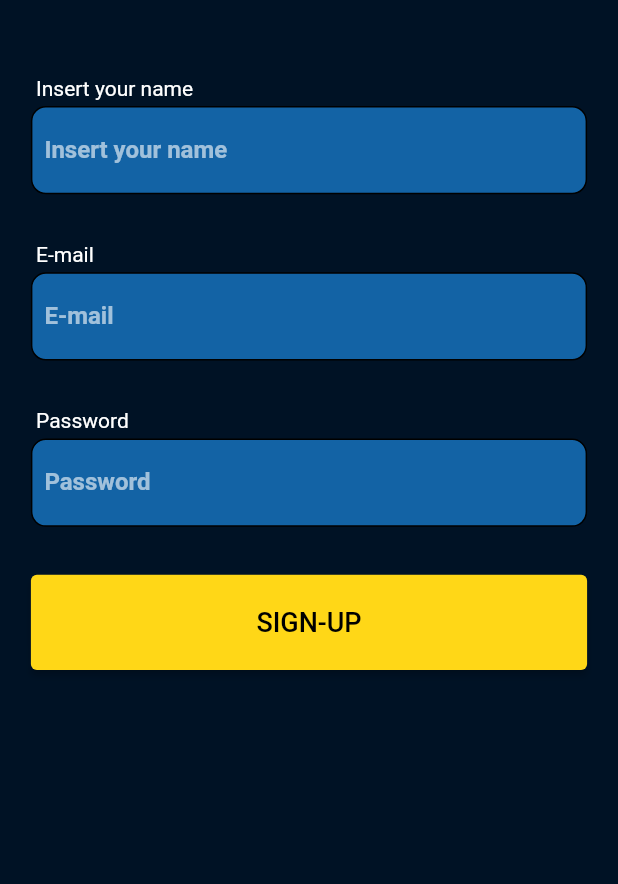
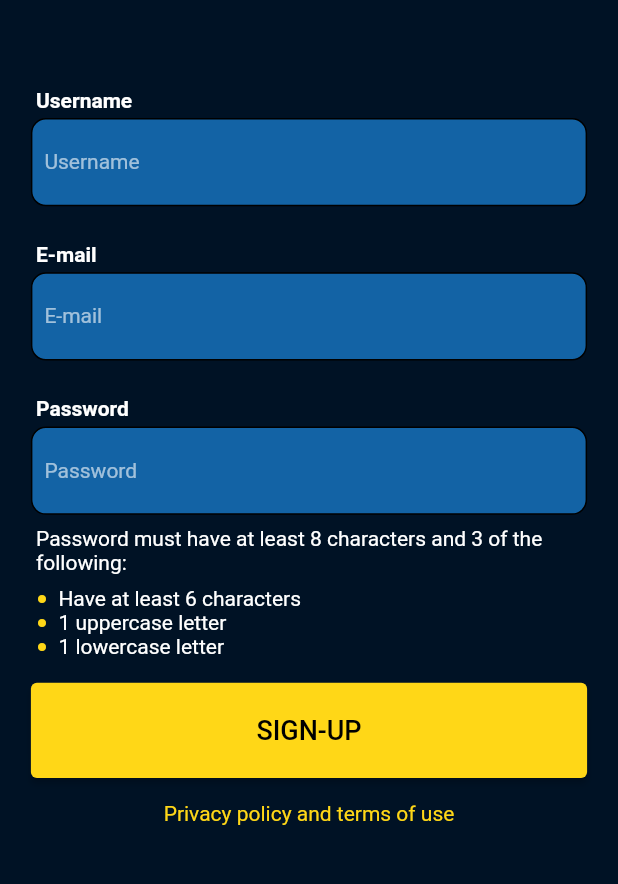
Before and after one commit to Miguelferreira7/Pokedex-Ultra, a Flutter app: the screen it shows after launch, after a tap on "Dont have a account? SIGN-UP!", on a phone screen of 412 x 824 dp, the part 68-952 px from its top. Run offline on Flutter 3.47's test engine with Material 2 defaults, Android fonts, the phone set to English and light mode, and no system bars; drawn by our look-alikes of auto_size_text; our stand-ins replace animated_splash_screen, firebase_auth, firebase_core, flutter_bloc; missing offline and left inert: pokeapi; accounts and stored records are empty.

Commit message:
Sign-up screen validation

```diff
--- a/pokedex_ultra/lib/main.dart
+++ b/pokedex_ultra/lib/main.dart
@@ -1,14 +1,13 @@
 import 'package:firebase_core/firebase_core.dart';
 import 'package:flutter/material.dart';
 import 'package:flutter_bloc/flutter_bloc.dart';
-import 'package:pokedex_ultra/modules/home_page/components/generations_page.dart';
 import 'package:pokedex_ultra/modules/home_page/components/home_page.dart';
 import 'package:pokedex_ultra/modules/login/bloc/login_bloc.dart';
 import 'package:pokedex_ultra/modules/login/components/splash_screen.dart';
 import 'package:pokedex_ultra/utils/themes.dart';
 import 'modules/home_page/bloc/pokemon_bloc.dart';
-import 'modules/login/components/sign-up-screen.dart';
-import 'modules/login/components/sign-in-screen.dart';
+import 'modules/login/components/sign_up_screen.dart';
+import 'modules/login/components/sign_in_screen.dart';
 import 'firebase_options.dart';
 
 void main() async {
--- a/pokedex_ultra/lib/modules/home_page/components/generations_page.dart
+++ b/pokedex_ultra/lib/modules/home_page/components/generations_page.dart
@@ -123,7 +123,7 @@ class GenerationsModal extends StatelessWidget {
   }
 
   Widget _buildCancelButton(BuildContext context) {
-    return new Container(
+    return Container(
       height: 32,
       width: MediaQuery.of(context).size.width * 0.9,
       margin: const EdgeInsets.only(top: 8, bottom: 8),
--- a/pokedex_ultra/lib/modules/home_page/components/home_page.dart
+++ b/pokedex_ultra/lib/modules/home_page/components/home_page.dart
@@ -4,7 +4,7 @@ import 'package:flutter_bloc/flutter_bloc.dart';
 import 'package:pokeapi/model/game/pokedex.dart';
 import 'package:pokeapi/model/pokemon/pokemon.dart';
 import 'package:pokeapi/pokeapi.dart';
-import 'package:pokedex_ultra/modules/login/components/sign-in-screen.dart';
+import 'package:pokedex_ultra/modules/login/components/sign_in_screen.dart';
 import 'package:pokedex_ultra/utils/image_utils.dart';
 
 import '../bloc/pokemon_bloc.dart';
@@ -178,8 +178,7 @@ class HomePage extends StatelessWidget {
                   context, itemsTitle, Colors.white30,
                   Image.asset(ImageUtilsSelection[ImageUtils.ULTRABALL]!),
                 ),
-                onTap: () async {
-                },
+                onTap: () {},
               ),
             ],
           ),
@@ -320,7 +319,7 @@ class HomePage extends StatelessWidget {
                 color: containerBackgroundColor,
                 borderRadius: BorderRadius.circular(10)
               ),
-              child: Text("on demand", style: Theme.of(context).textTheme.button),
+              child: Text("On demand", style: Theme.of(context).textTheme.button),
             ),
             Container(
               alignment: Alignment.center,
--- a/pokedex_ultra/lib/modules/login/components/sign-in-screen.dart
+++ b/pokedex_ultra/lib/modules/login/components/sign_in_screen.dart
@@ -5,9 +5,10 @@ import 'package:flutter_bloc/flutter_bloc.dart';
 import 'package:pokedex_ultra/modules/home_page/components/home_page.dart';
 import 'package:pokedex_ultra/modules/login/bloc/login_bloc.dart';
 import 'package:pokedex_ultra/modules/login/bloc/login_cubit_model.dart';
-import 'package:pokedex_ultra/modules/login/components/sign-up-screen.dart';
+import 'package:pokedex_ultra/modules/login/components/sign_up_screen.dart';
 import 'package:pokedex_ultra/utils/components/poke-dialog.dart';
 import 'package:pokedex_ultra/utils/components/poke-text-field.dart';
+import 'package:pokedex_ultra/utils/firebase_exception_utils.dart';
 
 class SignInScreen extends StatelessWidget {
   static final String ROUTE = "/sign-in";
@@ -38,10 +39,10 @@ class SignInScreen extends StatelessWidget {
       height: MediaQuery.of(context).size.height,
       padding: const EdgeInsets.all(20),
       alignment: Alignment.center,
-      child: new Column(
+      child: Column(
         mainAxisAlignment: MainAxisAlignment.spaceBetween,
         children: [
-          new Column(
+          Column(
             mainAxisAlignment: MainAxisAlignment.start,
             children: [
               new PokeTextField(
@@ -50,7 +51,6 @@ class SignInScreen extends StatelessWidget {
                   title: "E-mail",
                   focusNode: new FocusNode(),
                   keyboardType: TextInputType.text,
-                  onChange: (value) { }
               ),
               new PokeTextField(
                   hint: "Password",
@@ -58,9 +58,8 @@ class SignInScreen extends StatelessWidget {
                   title: "Password",
                   focusNode: new FocusNode(),
                   keyboardType: TextInputType.text,
-                  onChange: (value) { }
               ),
-              new Container(
+              Container(
                 alignment: Alignment.topLeft,
                 margin: const EdgeInsets.only(top: 16, left: 8),
                 child: GestureDetector(
@@ -71,7 +70,7 @@ class SignInScreen extends StatelessWidget {
                   )),
                 ),
               ),
-              new Container(
+              Container(
                 height: MediaQuery.of(context).size.height / 13,
                 width: MediaQuery.of(context).size.width * 0.9,
                 margin: const EdgeInsets.only(top: 16),
@@ -99,11 +98,11 @@ class SignInScreen extends StatelessWidget {
               ),
             ],
           ),
-          new Column(
+          Column(
             children: [
-              new Container(
+              Container(
                 padding: const EdgeInsets.only(bottom: 8),
-                child: new Text("Privacy policy and use terms",
+                child: Text("Privacy policy and use terms",
                     style: _mainTheme.textTheme.subtitle1?.copyWith(
                       color: Theme.of(context).colorScheme.tertiary
                     )),
@@ -126,11 +125,11 @@ class SignInScreen extends StatelessWidget {
         _showDialog(context, "INVALID PASSWORD", "Please, verify the password.");
         return;
       }
-      _createUser(context, emailAddress, password);
+      _searchUser(context, emailAddress, password);
     };
   }
 
-  void _createUser(BuildContext context, String emailAddress, String password) async {
+  void _searchUser(BuildContext context, String emailAddress, String password) async {
     try {
       final credential = await FirebaseAuth.instance.signInWithEmailAndPassword(
           email: emailAddress,
@@ -142,10 +141,15 @@ class SignInScreen extends StatelessWidget {
             HomePage.ROUTE, (route) => false);
       }
     } on FirebaseAuthException catch (e) {
-      if (e.code == 'user-not-found') {
+
+      if (e.code == FirebaseExceptionUtilsSelection[FirebaseExceptionUtils.USER_NOT_FOUND]) {
         _showDialog(context, "USER NOT FOUND", "Please, verify the e-mail.");
-      } else if (e.code == 'wrong-password') {
+        return;
+      }
+
+      if (e.code == FirebaseExceptionUtilsSelection[FirebaseExceptionUtils.WRONG_PASSWORD]) {
         _showDialog(context, "INVALID PASSWORD", "Please, verify the password.");
+        return;
       }
     }
   }
--- a/pokedex_ultra/lib/modules/login/components/sign-up-screen.dart
+++ b/pokedex_ultra/lib/modules/login/components/sign_up_screen.dart
@@ -1,8 +1,10 @@
+import 'package:auto_size_text/auto_size_text.dart';
 import 'package:firebase_auth/firebase_auth.dart';
 import 'package:flutter/material.dart';
 import 'package:pokedex_ultra/modules/home_page/components/home_page.dart';
 import 'package:pokedex_ultra/utils/components/poke-dialog.dart';
 import 'package:pokedex_ultra/utils/components/poke-text-field.dart';
+import 'package:pokedex_ultra/utils/firebase_exception_utils.dart';
 
 class SignUpScreen extends StatelessWidget {
   static final String ROUTE = "/sign-up";
@@ -12,8 +14,9 @@ class SignUpScreen extends StatelessWidget {
 
   @override
   Widget build(BuildContext context) {
-    return new Scaffold(
-      appBar: new AppBar(
+    return Scaffold(
+      resizeToAvoidBottomInset: false,
+      appBar: AppBar(
         toolbarHeight: 60,
         title: const Text("SIGN-UP!"),
       ),
@@ -25,41 +28,51 @@ class SignUpScreen extends StatelessWidget {
     ThemeData _mainTheme = Theme.of(context);
 
     return SingleChildScrollView(
-      child: new Container(
-        height: MediaQuery.of(context).size.height,
+      child: Container(
         padding: const EdgeInsets.all(20),
         alignment: Alignment.center,
-        child: new Column(
+        child: Column(
           mainAxisAlignment: MainAxisAlignment.spaceBetween,
           children: [
-            new Column(
+            Column(
               mainAxisAlignment: MainAxisAlignment.start,
               children: [
-                new PokeTextField(
-                    hint: "UserName",
+                PokeTextField(
+                    hint: "Username",
                     controller: _controllerUsername,
-                    title: "Insert your name",
+                    title: "Username",
                     focusNode: new FocusNode(),
                     keyboardType: TextInputType.text,
-                    onChange: (value) { }
                 ),
-                new PokeTextField(
+                PokeTextField(
                     hint: "E-mail",
                     controller: _controllerEmail,
                     title: "E-mail",
                     focusNode: new FocusNode(),
                     keyboardType: TextInputType.text,
-                    onChange: (value) { }
                 ),
-                new PokeTextField(
+                PokeTextField(
                     hint: "Password",
                     controller: _controllerPassword,
                     title: "Password",
                     focusNode: new FocusNode(),
                     keyboardType: TextInputType.text,
-                    onChange: (value) { }
                 ),
-                new Container(
+                Container(
+                  margin: const EdgeInsets.only(left: 4, right: 4, top: 8),
+                  child: Column(
+                    children: [
+                      Container (
+                        margin: const EdgeInsets.only(bottom: 8),
+                        child: Text("Password must have at least 8 characters and 3 of the following:"),
+                      ),
+                      _buildPasswordRequirement(context,"Have at least 6 characters"),
+                      _buildPasswordRequirement(context, "1 uppercase letter"),
+                      _buildPasswordRequirement(context, "1 lowercase letter"),
+                    ],
+                  ),
+                ),
+                Container(
                   height: MediaQuery.of(context).size.height / 13,
                   width: MediaQuery.of(context).size.width * 0.9,
                   margin: const EdgeInsets.only(top: 16),
@@ -70,22 +83,20 @@ class SignUpScreen extends StatelessWidget {
                       ),
                     ),
                     child: Text("SIGN-UP", style: _mainTheme.textTheme.button),
-                    onPressed: () {
-                      _createNewUser(context);
-                    },
+                    onPressed: _validateUser(context),
                   ),
                 )
               ],
             ),
-            new Column(
+            Column(
               children: [
-                new Container(
+                Container(
                   padding: const EdgeInsets.only(bottom: 16),
                 ),
-                new Container(
+                Container(
                   padding: const EdgeInsets.only(bottom: 8),
                   child: Text(
-                    "Privacy policy and use terms",
+                    "Privacy policy and terms of use",
                     style: _mainTheme.textTheme.subtitle1?.copyWith(
                       color: Theme.of(context).colorScheme.tertiary
                     )
@@ -99,26 +110,68 @@ class SignUpScreen extends StatelessWidget {
     );
   }
 
+  Widget _buildPasswordRequirement(BuildContext context, String requirement) {
+    return Row(
+      mainAxisAlignment: MainAxisAlignment.start,
+      children: [
+        Icon(Icons.fiber_manual_record,
+            color: Theme.of(context).colorScheme.tertiary,
+            size: 8
+        ),
+        Flexible(
+          child: new AutoSizeText("  $requirement",
+              textAlign: TextAlign.left,
+              style: Theme.of(context).textTheme.subtitle1,
+              minFontSize: 8,
+              maxFontSize: 16,
+              maxLines: 13),
+        ),
+      ],
+    );
+  }
+
+  void Function() _validateUser(BuildContext context) {
+    return () {
+      if (_controllerUsername.text.isEmpty || _controllerEmail.text.isEmpty || _controllerPassword.text.isEmpty) {
+        _showDialog(context,
+            "WARNING", "Please, to create an new account, all camps need to be filled in.");
+        return;
+      }
+      _createNewUser(context);
+    };
+  }
+
   void _createNewUser(BuildContext context) async {
     try {
       UserCredential credential = await FirebaseAuth.instance.createUserWithEmailAndPassword(
         email: _controllerEmail.text,
-        password: _controllerPassword.text,
+        password: _controllerPassword.text
       );
+
       await credential.user?.updateDisplayName(_controllerUsername.text);
       await _showDialog(context, "Success!", "Your account has been successfully created.");
-
       Navigator.of(context).pushNamedAndRemoveUntil(HomePage.ROUTE, (route) => false);
 
     } on FirebaseAuthException catch (e) {
-      if (e.code == 'weak-password') {
-        _showDialog(context, "Weak Password", "The password provided is too weak.");
 
-      } else if (e.code == 'email-already-in-use') {
-        _showDialog(context, "E-mail Already In Use", "The account already exists for that email.");
+      if (e.code == FirebaseExceptionUtilsSelection[FirebaseExceptionUtils.INVALID_EMAIL]) {
+        _showDialog(context,
+            "Invalid E-mail", "The email address is badly formatted, please, verify the insert e-mail");
+        return;
+      }
+
+      if (e.code == FirebaseExceptionUtilsSelection[FirebaseExceptionUtils.WEAK_PASSWORD]) {
+        _showDialog(context,
+            "Weak Password", "The provided password it's too weak.");
+        return;
+      }
+
+      if (e.code == FirebaseExceptionUtilsSelection[FirebaseExceptionUtils.EMAIL_IN_USE]) {
+        _showDialog(context,
+            "E-mail Already In Use", "The account already exists for that email.");
+        return;
       }
     } catch (e) {
-      print(e);
       _showDialog(context, "Error", "Try again");
     }
   }
--- a/pokedex_ultra/lib/modules/login/components/splash_screen.dart
+++ b/pokedex_ultra/lib/modules/login/components/splash_screen.dart
@@ -1,7 +1,6 @@
 import 'package:firebase_auth/firebase_auth.dart';
 import 'package:flutter/material.dart';
-import 'package:flutter_bloc/flutter_bloc.dart';
-import 'package:pokedex_ultra/modules/login/components/sign-in-screen.dart';
+import 'package:pokedex_ultra/modules/login/components/sign_in_screen.dart';
 import '../../home_page/components/home_page.dart';
 
 class SplashScreen extends StatefulWidget {
--- a/pokedex_ultra/lib/utils/components/poke-dialog.dart
+++ b/pokedex_ultra/lib/utils/components/poke-dialog.dart
@@ -12,7 +12,6 @@ class PokeDialog extends StatelessWidget {
 
   @override
   Widget build(BuildContext context) {
-
     ThemeData _theme = Theme.of(context);
 
     return Container(
@@ -32,15 +31,18 @@ class PokeDialog extends StatelessWidget {
         actions: [
           Column(
             children: [
-              Divider(color: Colors.grey),
-              TextButton(
+              const Divider(color: Colors.grey),
+              Container(
+                width: MediaQuery.of(context).size.width,
+                child: TextButton(
                     onPressed: () {
                       Navigator.of(context).pop();
                     },
                     child: Text(
                       "OK",
-                    style: _theme.textTheme.subtitle1,
+                      style: _theme.textTheme.headline1?.copyWith(fontSize: 16),
                     )
+                ),
               ),
             ],
           )
--- a/pokedex_ultra/lib/utils/components/poke-text-field.dart
+++ b/pokedex_ultra/lib/utils/components/poke-text-field.dart
@@ -7,7 +7,6 @@ class PokeTextField extends StatelessWidget {
   String title;
   TextInputType keyboardType;
   FocusNode focusNode;
-  ValueChanged<String> onChange;
 
   PokeTextField({
     required this.hint,
@@ -15,20 +14,19 @@ class PokeTextField extends StatelessWidget {
     required this.title,
     required this.focusNode,
     required this.keyboardType,
-    required this.onChange
   });
 
   @override
   Widget build(BuildContext context) {
     return Container(
-      margin: const EdgeInsets.only(top: 16, bottom: 16),
+      margin: const EdgeInsets.only(top: 24),
       alignment: Alignment.centerLeft,
       child: Column(
         children: [
           Container(
             alignment: Alignment.centerLeft,
-            padding: EdgeInsets.only(left: 4, bottom: 4),
-            child: Text(title),
+            padding: const EdgeInsets.only(left: 4, bottom: 4),
+            child: Text(title, style: const TextStyle(fontWeight: FontWeight.bold)),
           ),
           Container(
             padding: const EdgeInsets.only(top: 4),
@@ -36,7 +34,6 @@ class PokeTextField extends StatelessWidget {
               focusNode: focusNode,
               controller: controller,
               keyboardType: keyboardType,
-              onChanged: onChange,
               decoration: InputDecoration(
                 hintText: title,
               ),
--- /dev/null
+++ b/pokedex_ultra/lib/utils/firebase_exception_utils.dart
@@ -0,0 +1,15 @@
+enum FirebaseExceptionUtils {
+  USER_NOT_FOUND,
+  WRONG_PASSWORD,
+  INVALID_EMAIL,
+  WEAK_PASSWORD,
+  EMAIL_IN_USE,
+}
+
+const Map<FirebaseExceptionUtils, String> FirebaseExceptionUtilsSelection = {
+  FirebaseExceptionUtils.USER_NOT_FOUND: 'user-not-found',
+  FirebaseExceptionUtils.WRONG_PASSWORD: 'wrong-password',
+  FirebaseExceptionUtils.INVALID_EMAIL: 'invalid-email',
+  FirebaseExceptionUtils.EMAIL_IN_USE: 'email-already-in-use',
+  FirebaseExceptionUtils.WEAK_PASSWORD: 'weak-password',
+};
--- a/pokedex_ultra/lib/utils/themes.dart
+++ b/pokedex_ultra/lib/utils/themes.dart
@@ -35,7 +35,8 @@ class MainTheme {
       headline1: const TextStyle(fontSize: 26, color: Colors.white, fontWeight: FontWeight.bold),
       bodyText1: const TextStyle(color: Colors.white),
       subtitle2: const TextStyle(color: Colors.white),
-      subtitle1: TextStyle(color: Colors.white, fontSize: 16, fontWeight: FontWeight.w600),
+      subtitle1: TextStyle(color: Colors.white, fontSize: 14),
+
     );
   }
 
--- a/pokedex_ultra/pubspec.yaml
+++ b/pokedex_ultra/pubspec.yaml
@@ -44,6 +44,7 @@ dependencies:
   pokeapi: ^1.0.3
   path: ^1.8.2
   isar: ^3.0.5
+  auto_size_text: ^3.0.0
 
 
 dev_dependencies:
```
Also changed, not shown: pokedex_ultra/pubspec.lock. Lines whose indentation alone changed are shown as unchanged.
